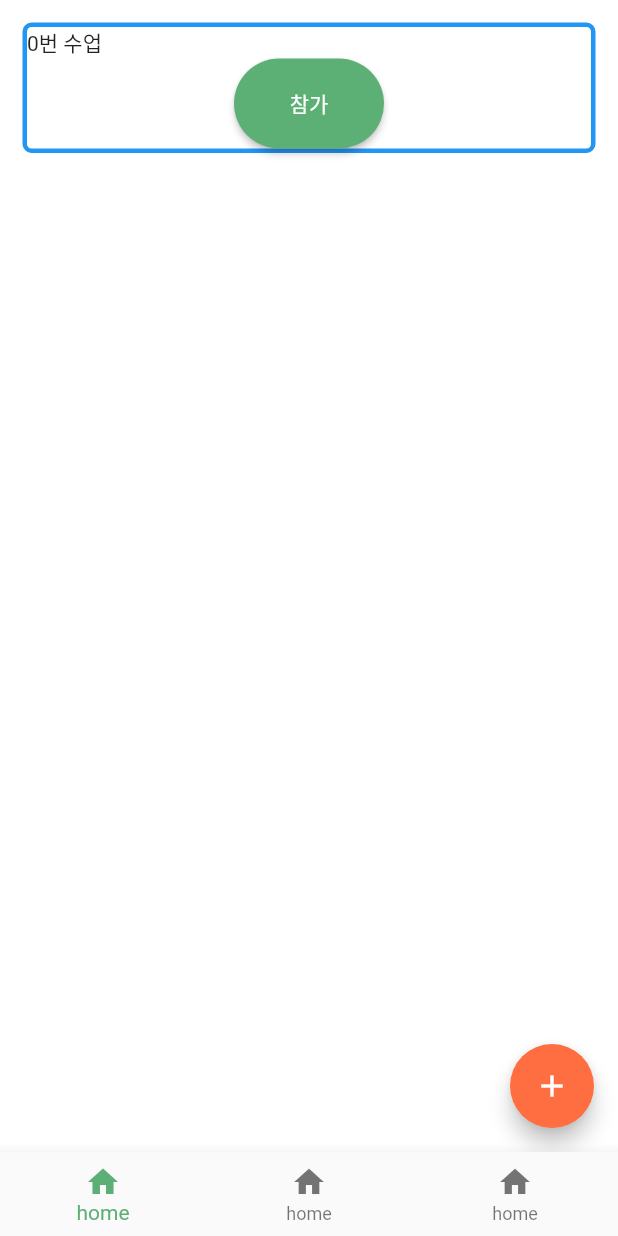
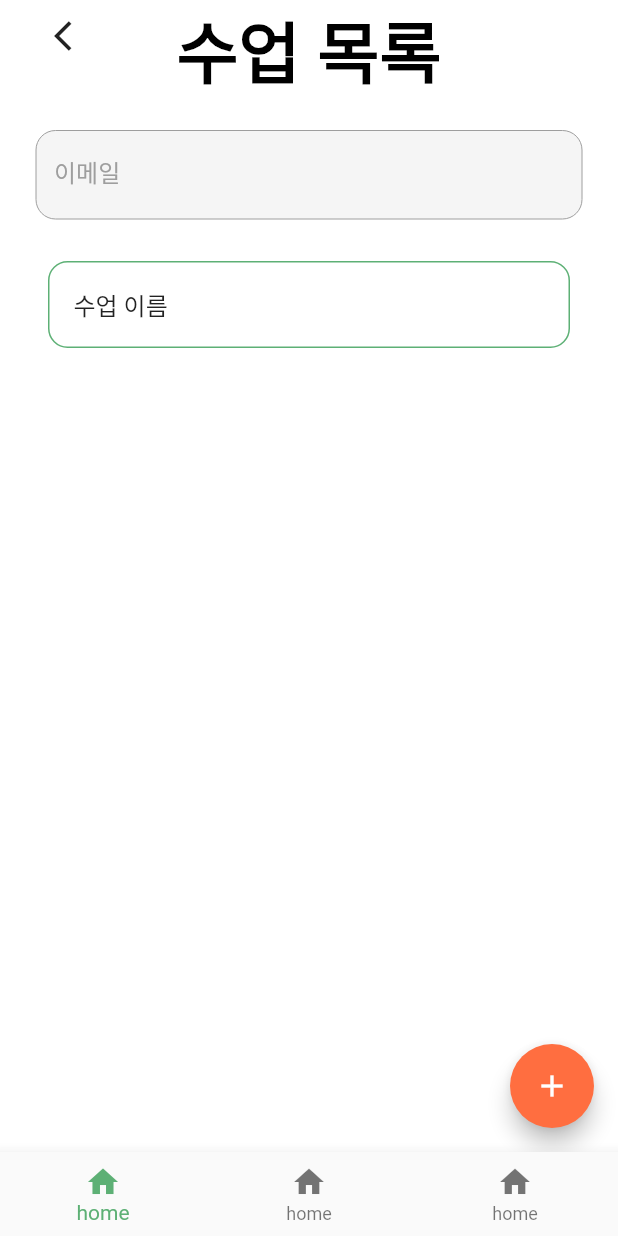
Before and after one commit to 2022-spring-AjouCSCapstone2/lupin_app, a Flutter app: the screen it shows after launch, after a tap on "로그인", after a tap on the "add" icon, on a phone screen of 412 x 824 dp. Run offline on Flutter 3.47's test engine with Material 2 defaults, Android fonts, the phone set to English and light mode, and no system bars; our stand-ins replace fluttertoast.

Commit message:
add list tile to after_login.dart

```diff
--- a/lib/after_login.dart
+++ b/lib/after_login.dart
@@ -79,11 +79,15 @@ class _FirstState extends State<First> {
   List test = [];
   int count = 0;
 
+  var _searchController;
+
   makeColumnContainer(index) {
     return Container(
       decoration: BoxDecoration(
         border: Border.all(
-          color: Theme.of(context).primaryColor,
+          color: Theme
+              .of(context)
+              .primaryColor,
           width: 3,
         ),
         borderRadius: BorderRadius.circular(6),
@@ -96,16 +100,6 @@ class _FirstState extends State<First> {
             child: Text(
               "${index.toString()}번 수업",
             ),
-          ),
-          ElevatedButton(
-            onPressed: () {
-              Navigator.push(
-                  context,
-                  CupertinoPageRoute(
-                    builder: (context) => const Room(),
-                  ));
-            },
-            child: Text("참가"),
           ),
         ],
       ),
@@ -123,11 +117,66 @@ class _FirstState extends State<First> {
         },
         child: const Icon(Icons.add),
       ),
-      body: ListView.builder(
-        itemCount: test.length,
-        itemBuilder: (context, index) {
-          return makeColumnContainer(index);
-        },
+      body: SafeArea(
+        child: ListView(
+          padding: const EdgeInsets.symmetric(horizontal: 24.0),
+          children: [
+            Stack(
+              children: [
+                Align(
+                  alignment: Alignment.topLeft,
+                  child: IconButton(
+                    onPressed: () {},
+                    icon: const Icon(Icons.arrow_back_ios),
+                  ),
+                ),
+                Align(
+                  alignment: Alignment.topCenter,
+                  child: Text(
+                    "수업 목록",
+                    style: Theme
+                        .of(context)
+                        .textTheme
+                        .headline3,
+                  ),
+                )
+              ],
+            ),
+            const SizedBox(height: 20),
+            TextField(
+              controller: _searchController,
+              decoration: const InputDecoration(filled: true, labelText: '이메일'),
+            ),
+            const SizedBox(height: 20),
+            ...List.generate(
+              test.length,
+                  (index) {
+                return Container(
+                  decoration: BoxDecoration(
+                      border: Border.all(
+                          color: Theme
+                              .of(context)
+                              .primaryColor, width: 1),
+                      borderRadius: BorderRadius.all(
+                      Radius.elliptical(13, 13),
+                ),
+                ),
+                margin: const EdgeInsets.all(8),
+                child: ListTile(
+                title: Text("수업 이름"),
+                ),
+                );
+                },
+            ),
+            // ListView.builder(
+            //   shrinkWrap: true,
+            //   itemCount: test.length,
+            //   itemBuilder: (context, index) {
+            //     return makeColumnContainer(index);
+            //   },
+            // ),
+          ],
+        ),
       ),
     );
   }
--- a/lib/main.dart
+++ b/lib/main.dart
@@ -37,6 +37,7 @@ class MyApp extends StatelessWidget {
     return MaterialApp(
       title: 'Flutter Demo',
       theme: ThemeData(
+        primaryColor: const Color(0xFF5db075),
         textTheme: const TextTheme(
           headline3: TextStyle(
             color: Colors.black,
```
